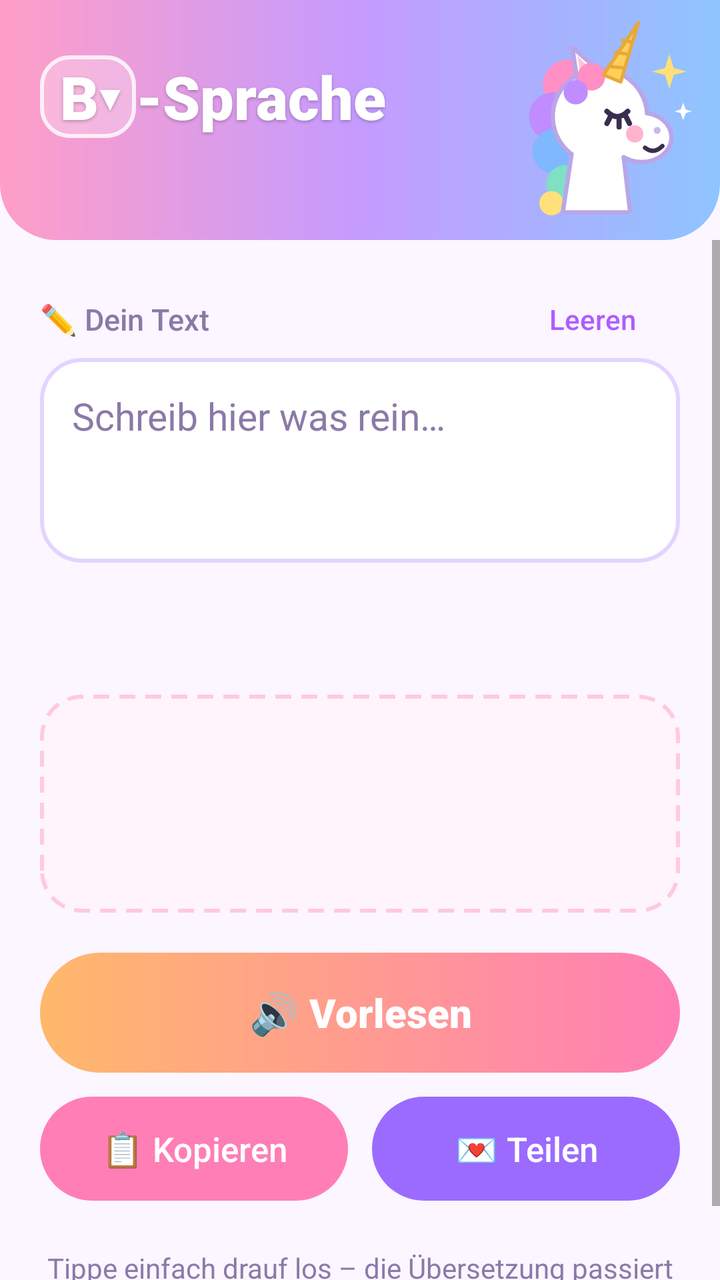
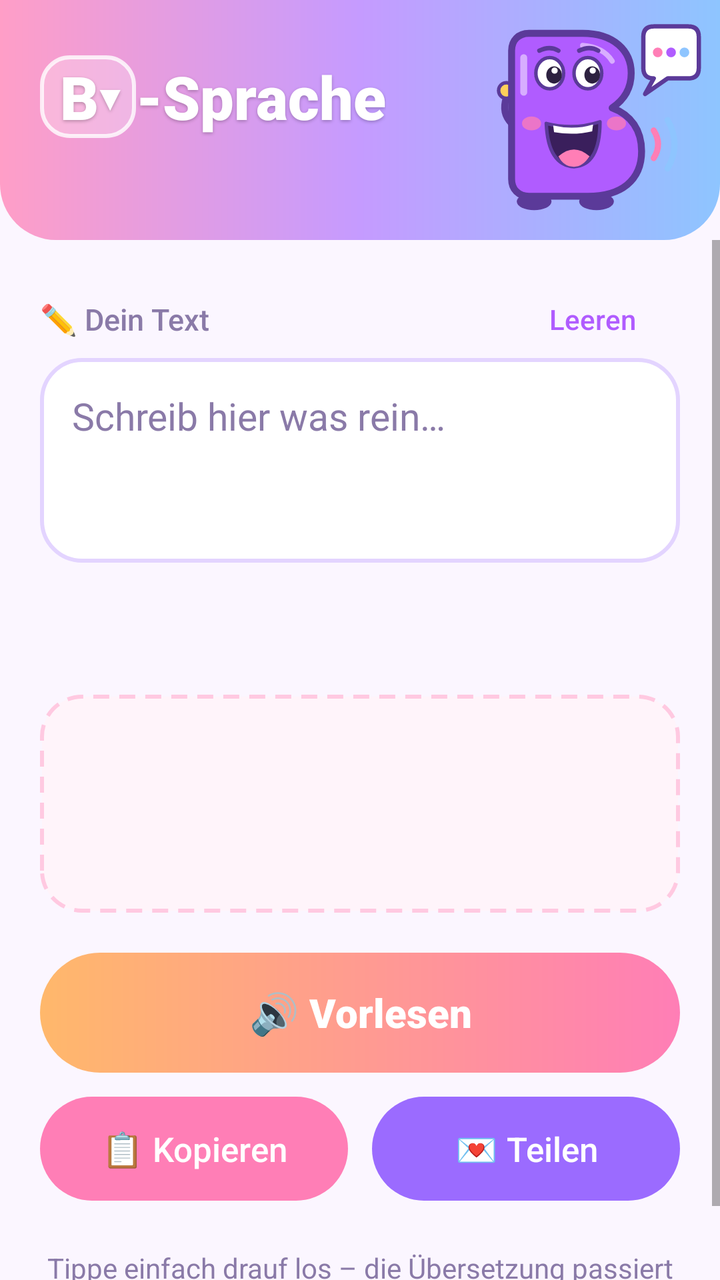

The first picture is an Android layout as it rendered before a commit; the second is the same layout after the commit. The layout source and the unified diff follow.
<!-- AndroidManifest.xml: application theme AppTheme -->
<!-- res/layout/activity_main.xml -->
<?xml version="1.0" encoding="utf-8"?>
<LinearLayout xmlns:android="http://schemas.android.com/apk/res/android"
    android:layout_width="match_parent"
    android:layout_height="match_parent"
    android:orientation="vertical"
    android:fitsSystemWindows="true"
    android:background="@color/background">

    
    <LinearLayout
        android:layout_width="match_parent"
        android:layout_height="wrap_content"
        android:background="@drawable/header_bg"
        android:orientation="horizontal"
        android:gravity="center_vertical"
        android:paddingStart="20dp"
        android:paddingEnd="8dp"
        android:paddingTop="8dp"
        android:paddingBottom="8dp">

        <LinearLayout
            android:layout_width="0dp"
            android:layout_height="wrap_content"
            android:layout_weight="1"
            android:orientation="vertical">
            <LinearLayout
                android:layout_width="wrap_content"
                android:layout_height="wrap_content"
                android:orientation="horizontal"
                android:gravity="center_vertical">
                <TextView
                    android:id="@+id/letter"
                    android:layout_width="wrap_content"
                    android:layout_height="wrap_content"
                    android:background="@drawable/letter_chip"
                    android:paddingStart="10dp"
                    android:paddingEnd="8dp"
                    android:paddingTop="0dp"
                    android:paddingBottom="0dp"
                    android:contentDescription="@string/pick_letter_desc"
                    android:text="B▾"
                    android:textColor="@color/bar_text"
                    android:textSize="30sp"
                    android:fontFamily="sans-serif-black"
                    android:shadowColor="#40000000"
                    android:shadowDy="2"
                    android:shadowRadius="4" />
                <TextView
                    android:layout_width="wrap_content"
                    android:layout_height="wrap_content"
                    android:text="@string/suffix"
                    android:textColor="@color/bar_text"
                    android:textSize="30sp"
                    android:fontFamily="sans-serif-black"
                    android:shadowColor="#40000000"
                    android:shadowDy="2"
                    android:shadowRadius="4" />
            </LinearLayout>
            <TextView
                android:layout_width="wrap_content"
                android:layout_height="wrap_content"
                android:id="@+id/subtitle"
                android:layout_marginTop="4dp"
                android:textColor="@color/bar_text"
                android:textSize="14sp"
                android:fontFamily="sans-serif-medium" />
        </LinearLayout>

        <ImageView
            android:id="@+id/unicorn"
            android:layout_width="104dp"
            android:layout_height="104dp"
            android:contentDescription="@string/unicorn"
            android:src="@drawable/unicorn" />
    </LinearLayout>

    <ScrollView
        android:layout_width="match_parent"
        android:layout_height="0dp"
        android:layout_weight="1"
        android:fillViewport="true">

        <LinearLayout
            android:layout_width="match_parent"
            android:layout_height="wrap_content"
            android:orientation="vertical"
            android:padding="20dp">

            <LinearLayout
                android:layout_width="match_parent"
                android:layout_height="wrap_content"
                android:orientation="horizontal"
                android:gravity="center_vertical">
                <TextView
                    android:layout_width="0dp"
                    android:layout_height="wrap_content"
                    android:layout_weight="1"
                    android:text="@string/label_input"
                    android:textColor="@color/muted"
                    android:textSize="15sp"
                    android:fontFamily="sans-serif-medium" />
                <Button
                    android:id="@+id/clear"
                    style="?android:attr/borderlessButtonStyle"
                    android:layout_width="wrap_content"
                    android:layout_height="wrap_content"
                    android:minHeight="0dp"
                    android:textAllCaps="false"
                    android:text="@string/clear"
                    android:textColor="@color/accent" />
            </LinearLayout>

            <EditText
                android:id="@+id/input"
                android:layout_width="match_parent"
                android:layout_height="wrap_content"
                android:minLines="3"
                android:gravity="top|start"
                android:background="@drawable/card"
                android:padding="16dp"
                android:hint="@string/input_hint"
                android:inputType="textMultiLine|textCapSentences"
                android:selectAllOnFocus="true"
                android:textColor="@color/text"
                android:textColorHint="@color/muted"
                android:textSize="19sp" />

            <TextView
                android:id="@+id/char_count"
                android:layout_width="match_parent"
                android:layout_height="wrap_content"
                android:layout_marginTop="4dp"
                android:gravity="end"
                android:textColor="@color/muted"
                android:textSize="13sp" />

            <TextView
                android:layout_width="match_parent"
                android:layout_height="wrap_content"
                android:id="@+id/output_label"
                android:layout_marginTop="16dp"
                android:layout_marginBottom="8dp"
                android:textColor="@color/muted"
                android:textSize="15sp"
                android:fontFamily="sans-serif-medium" />

            <TextView
                android:id="@+id/output"
                android:layout_width="match_parent"
                android:layout_height="wrap_content"
                android:minLines="3"
                android:background="@drawable/card_output"
                android:padding="16dp"
                android:textIsSelectable="true"
                android:textColor="@color/output_text"
                android:textSize="21sp"
                android:fontFamily="sans-serif-medium" />

            <Button
                android:id="@+id/speak"
                android:layout_width="match_parent"
                android:layout_height="60dp"
                android:layout_marginTop="20dp"
                android:background="@drawable/btn_speak"
                android:stateListAnimator="@null"
                android:textAllCaps="false"
                android:textColor="#FFFFFF"
                android:textSize="20sp"
                android:fontFamily="sans-serif-black"
                android:text="@string/speak" />

            <LinearLayout
                android:layout_width="match_parent"
                android:layout_height="wrap_content"
                android:layout_marginTop="12dp"
                android:orientation="horizontal">
                <Button
                    android:id="@+id/copy"
                    android:layout_width="0dp"
                    android:layout_height="52dp"
                    android:layout_weight="1"
                    android:background="@drawable/btn_copy"
                    android:stateListAnimator="@null"
                    android:textAllCaps="false"
                    android:textColor="#FFFFFF"
                    android:textSize="17sp"
                    android:fontFamily="sans-serif-medium"
                    android:text="@string/copy" />
                <Button
                    android:id="@+id/share"
                    android:layout_width="0dp"
                    android:layout_height="52dp"
                    android:layout_weight="1"
                    android:layout_marginStart="12dp"
                    android:background="@drawable/btn_share"
                    android:stateListAnimator="@null"
                    android:textAllCaps="false"
                    android:textColor="#FFFFFF"
                    android:textSize="17sp"
                    android:fontFamily="sans-serif-medium"
                    android:text="@string/share" />
            </LinearLayout>

            <TextView
                android:layout_width="match_parent"
                android:layout_height="wrap_content"
                android:layout_marginTop="24dp"
                android:gravity="center"
                android:text="@string/footer"
                android:textColor="@color/muted"
                android:textSize="14sp" />
        </LinearLayout>
    </ScrollView>
</LinearLayout>
<!-- resources referenced by this layout -->
<resources>
  <color name="accent">#B05CFF</color>
  <color name="background">#FBF6FF</color>
  <color name="bar_text">#FFFFFF</color>
  <color name="muted">#8A7AA8</color>
  <color name="output_text">#7A3FD1</color>
  <color name="text">#2D2140</color>
  <!-- drawable btn_copy (drawable) -->
  <?xml version="1.0" encoding="utf-8"?>
  <ripple xmlns:android="http://schemas.android.com/apk/res/android" android:color="@color/ripple">
      <item>
          <shape android:shape="rectangle">
              <solid android:color="@color/button_copy" />
              <corners android:radius="50dp" />
          </shape>
      </item>
  </ripple>
  <!-- drawable btn_share (drawable) -->
  <?xml version="1.0" encoding="utf-8"?>
  <ripple xmlns:android="http://schemas.android.com/apk/res/android" android:color="@color/ripple">
      <item>
          <shape android:shape="rectangle">
              <solid android:color="@color/button_share" />
              <corners android:radius="50dp" />
          </shape>
      </item>
  </ripple>
  <!-- drawable card (drawable) -->
  <?xml version="1.0" encoding="utf-8"?>
  <shape xmlns:android="http://schemas.android.com/apk/res/android" android:shape="rectangle">
      <solid android:color="@color/card" />
      <stroke android:width="2dp" android:color="@color/border" />
      <corners android:radius="20dp" />
  </shape>
  <!-- drawable card_output (drawable) -->
  <?xml version="1.0" encoding="utf-8"?>
  <shape xmlns:android="http://schemas.android.com/apk/res/android" android:shape="rectangle">
      <solid android:color="@color/output_card" />
      <stroke android:width="2dp" android:color="@color/output_border" android:dashWidth="8dp" android:dashGap="5dp" />
      <corners android:radius="20dp" />
  </shape>
  <!-- drawable header_bg (drawable) -->
  <?xml version="1.0" encoding="utf-8"?>
  <shape xmlns:android="http://schemas.android.com/apk/res/android" android:shape="rectangle">
      <gradient android:angle="0" android:startColor="@color/header_start"
          android:centerColor="@color/header_center" android:endColor="@color/header_end" />
      <corners android:bottomLeftRadius="28dp" android:bottomRightRadius="28dp" />
  </shape>
  <!-- drawable unicorn: vector/xml drawable (drawable, 2866 chars, omitted) -->
  <string name="clear">Leeren</string>
  <string name="copy">📋 Kopieren</string>
  <string name="footer">Tippe einfach drauf los – die Übersetzung passiert sofort! 🚀</string>
  <string name="input_hint">Schreib hier was rein…</string>
  <string name="label_input">✏️ Dein Text</string>
  <string name="pick_letter_desc">Hauptbuchstabe auswählen</string>
  <string name="share">💌 Teilen</string>
  <string name="speak">🔊 Vorlesen</string>
  <string name="suffix">-Sprache</string>
  <string name="unicorn">Einhorn</string>
  <style name="AppTheme" parent="android:Theme.Material.Light.NoActionBar">
          <item name="android:colorPrimary">@color/header_start</item>
          <item name="android:colorPrimaryDark">@color/header_start</item>
          <item name="android:colorAccent">@color/accent</item>
          <item name="android:statusBarColor">@color/header_start</item>
          <item name="android:windowBackground">@color/background</item>
      </style>
  <color name="ripple">#55FFFFFF</color>
  <color name="button_copy">#FF7EB6</color>
  <color name="button_share">#9B6BFF</color>
  <color name="button_speak_start">#FFB86B</color>
  <color name="button_speak_end">#FF7EB6</color>
  <color name="card">#FFFFFF</color>
  <color name="border">#E3D4FF</color>
  <color name="output_card">#FFF4FA</color>
  <color name="output_border">#FFC9E1</color>
  <color name="header_start">#FF9EC7</color>
  <color name="header_center">#C59BFF</color>
  <color name="header_end">#8EC5FF</color>
  <!-- unchanged entries left out for length: 2 -->
</resources>

<!-- the commit's change to res/layout/activity_main.xml (unified diff, before → after) -->
@@ -67,11 +67,11 @@
         </LinearLayout>
 
         <ImageView
-            android:id="@+id/unicorn"
+            android:id="@+id/talkingB"
             android:layout_width="104dp"
             android:layout_height="104dp"
-            android:contentDescription="@string/unicorn"
-            android:src="@drawable/unicorn" />
+            android:contentDescription="@string/talking_b"
+            android:src="@drawable/talking_b" />
     </LinearLayout>
 
     <ScrollView
<!-- resource entries referenced after the edit -->
@@ -47,7 +47,7 @@
           android:centerColor="@color/header_center" android:endColor="@color/header_end" />
       <corners android:bottomLeftRadius="28dp" android:bottomRightRadius="28dp" />
   </shape>
-  <!-- drawable unicorn: vector/xml drawable (drawable, 2866 chars, omitted) -->
+  <!-- drawable talking_b: vector/xml drawable (drawable, 3659 chars, omitted) -->
   <string name="clear">Leeren</string>
   <string name="copy">📋 Kopieren</string>
   <string name="footer">Tippe einfach drauf los – die Übersetzung passiert sofort! 🚀</string>
@@ -57,7 +57,7 @@
   <string name="share">💌 Teilen</string>
   <string name="speak">🔊 Vorlesen</string>
   <string name="suffix">-Sprache</string>
-  <string name="unicorn">Einhorn</string>
+  <string name="talking_b">Sprechendes B</string>
   <style name="AppTheme" parent="android:Theme.Material.Light.NoActionBar">
           <item name="android:colorPrimary">@color/header_start</item>
           <item name="android:colorPrimaryDark">@color/header_start</item>
